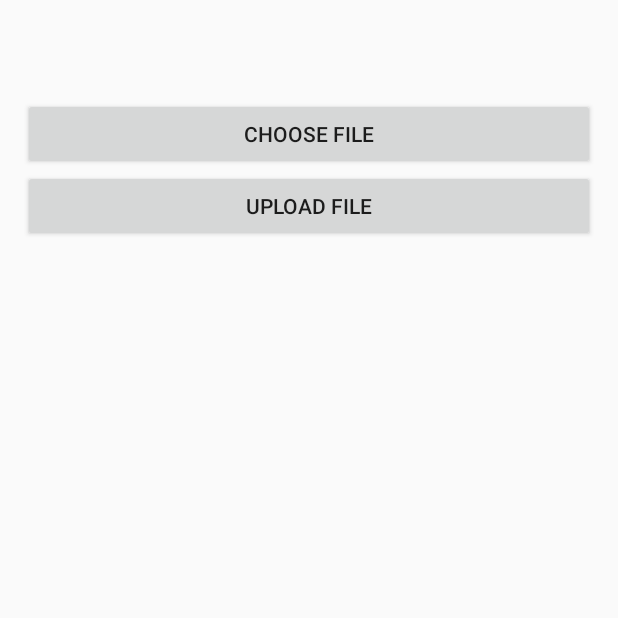
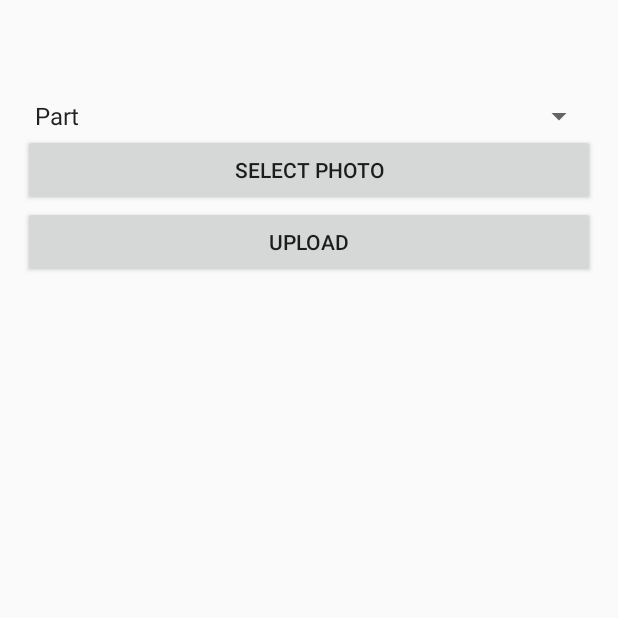
Before and after one commit to RoastedGinger/App, an Android app: the fompart screen opened directly, with no data from a screen before it, on a phone screen of 412 x 824 dp, the top half of it. Run offline under Robolectric (Android 15) with nearby library versions, the phone set to English and light mode, and no system bars; our stand-ins replace Volley; network calls fail.

Commit message:
not so far

```diff
--- a/app/src/main/AndroidManifest.xml
+++ b/app/src/main/AndroidManifest.xml
@@ -22,10 +22,10 @@
         </activity>
         <activity
             android:name=".Status_Upload"
-            android:label="Update Status"
-            android:theme="@style/AppTheme1"></activity>
+            android:label="Update Status" />
         <activity android:name=".MainActivity" />
-        <activity android:name=".Participate"></activity>
+        <activity android:name=".Participate" />
+        <activity android:name=".fompart"></activity>
     </application>
 
 </manifest>
--- a/app/src/main/java/com/example/robin/app/Home.java
+++ b/app/src/main/java/com/example/robin/app/Home.java
@@ -21,7 +21,7 @@ import android.webkit.WebViewClient;
 
 import static android.content.Context.MODE_PRIVATE;
 
-public final class Home extends Fragment {
+public  class Home extends Fragment {
     WebView mWebView;
 
 
@@ -70,7 +70,7 @@ public final class Home extends Fragment {
     private void webViewGoBack(){
         mWebView.goBack();
     }
-
+    @RequiresApi(api = Build.VERSION_CODES.M)
     @Override
     public void onActivityCreated(@Nullable Bundle savedInstanceState) {
         super.onActivityCreated(savedInstanceState);
--- a/app/src/main/java/com/example/robin/app/Participate.java
+++ b/app/src/main/java/com/example/robin/app/fompart.java
@@ -4,14 +4,16 @@ import android.content.Intent;
 import android.graphics.Bitmap;
 import android.net.Uri;
 import android.provider.MediaStore;
-import android.provider.Telephony;
 import android.support.v7.app.AppCompatActivity;
 import android.os.Bundle;
 import android.util.Base64;
 import android.view.View;
+import android.widget.AdapterView;
+import android.widget.ArrayAdapter;
 import android.widget.Button;
 import android.widget.EditText;
 import android.widget.ImageView;
+import android.widget.Spinner;
 import android.widget.Toast;
 
 import com.android.volley.AuthFailureError;
@@ -25,34 +27,53 @@ import java.io.IOException;
 import java.util.HashMap;
 import java.util.Map;
 
-public class Participate extends AppCompatActivity implements View.OnClickListener{
+public class fompart extends AppCompatActivity implements View.OnClickListener{
 
     Button upload,choose;
     EditText name;
     ImageView image;
+    Spinner spinner;
+    ArrayAdapter<CharSequence> adapter;
     private final int img=1;
     Bitmap bitmap;
-    String Server_url = "https://photogenic0001.000webhostapp.com/photogenic/photogenic1.0/.php";
+    String part,Server_url = "https://photogenic0001.000webhostapp.com/photogenic/photogenic1.0/updatestatus.php";
     @Override
     protected void onCreate(Bundle savedInstanceState) {
         super.onCreate(savedInstanceState);
-        setContentView(R.layout.status_upload);
-        upload = findViewById(R.id.upload);
-        choose = findViewById(R.id.choose);
-        name =  findViewById(R.id.name);
-        image = findViewById(R.id.image);
+        setContentView(R.layout.activity_fompart);
+        upload = findViewById(R.id.upload1);
+        choose = findViewById(R.id.choose1);
+        name =  findViewById(R.id.name1);
+        spinner = findViewById(R.id.spinner1);
+        image = findViewById(R.id.image1);
         choose.setOnClickListener(this);
         upload.setOnClickListener(this);
+
+        adapter = ArrayAdapter.createFromResource(this,R.array.PART, android.R.layout.simple_spinner_item);
+        spinner.setAdapter(adapter);
+        spinner.setOnItemSelectedListener(new AdapterView.OnItemSelectedListener() {
+            @Override
+            public void onItemSelected(AdapterView<?> parent, View view, int position, long id) {
+
+                part = spinner.getSelectedItem().toString();
+            }
+
+
+            @Override
+            public void onNothingSelected(AdapterView<?> parent) {
+
+            }
+        });
     }
 
     @Override
     public void onClick(View v) {
         switch (v.getId())
         {
-            case R.id.choose:
+            case R.id.choose1:
                 selectimage();
                 break;
-            case R.id.upload:
+            case R.id.upload1:
                 uploadImage();
                 break;
         }
@@ -91,7 +112,7 @@ public class Participate extends AppCompatActivity implements View.OnClickListen
 
                         //JSONObject jsonObject = new JSONObject(response);
                         //String Response = jsonObject.getString("response");
-                        Toast.makeText(Participate.this,response,Toast.LENGTH_LONG).show();
+                        Toast.makeText(fompart.this,response,Toast.LENGTH_LONG).show();
                         image.setImageResource(0);
                         image.setVisibility(View.GONE);
                         name.setText("");
@@ -102,7 +123,7 @@ public class Participate extends AppCompatActivity implements View.OnClickListen
             @Override
             public void onErrorResponse(VolleyError error) {
                 String voll = error.toString();
-                Toast.makeText(Participate.this,voll,Toast.LENGTH_LONG).show();
+                Toast.makeText(fompart.this,voll,Toast.LENGTH_LONG).show();
 
             }
         }){
@@ -111,10 +132,11 @@ public class Participate extends AppCompatActivity implements View.OnClickListen
                 Map<String,String> params = new HashMap<>();
                 params.put("name",name.getText().toString());
                 params.put("image",imagetoString(bitmap));
+                params.put("gender",part);
                 return params;
             }
         };
-        MySingleton.getInstance(Participate.this).addToRequestQue(request);
+        MySingleton.getInstance(fompart.this).addToRequestQue(request);
     }
 
     private String imagetoString(Bitmap bitmap){
--- /dev/null
+++ b/app/src/main/res/layout/activity_fompart.xml
@@ -0,0 +1,48 @@
+<?xml version="1.0" encoding="utf-8"?>
+<LinearLayout xmlns:android="http://schemas.android.com/apk/res/android"
+    xmlns:tools="http://schemas.android.com/tools"
+    android:layout_width="match_parent"
+    android:layout_height="match_parent"
+    tools:context="com.example.robin.app.fompart">
+
+    <ScrollView android:layout_width="match_parent"
+        android:layout_height="match_parent"
+        xmlns:android="http://schemas.android.com/apk/res/android">
+        <LinearLayout xmlns:android="http://schemas.android.com/apk/res/android"
+            xmlns:tools="http://schemas.android.com/tools"
+            android:layout_width="match_parent"
+            android:orientation="vertical"
+            android:layout_height="wrap_content"
+            android:padding="15dp"
+            tools:context="com.example.robin.app.Status_Upload">
+
+            <ImageView
+                android:layout_width="match_parent"
+                android:layout_height="wrap_content"
+                android:id="@+id/image1"/>
+
+            <EditText
+                android:layout_width="match_parent"
+                android:layout_height="50dp"
+                android:visibility="invisible"
+                android:id="@+id/name1"/>
+            <Spinner
+                android:layout_width="match_parent"
+                android:id="@+id/spinner1"
+                android:layout_height="wrap_content">
+            </Spinner>
+
+            <Button
+                android:layout_width="match_parent"
+                android:layout_height="wrap_content"
+                android:text="select photo"
+                android:id="@+id/choose1"/>
+
+            <Button
+                android:layout_width="match_parent"
+                android:layout_height="wrap_content"
+                android:text="upload"
+                android:id="@+id/upload1"/>
+        </LinearLayout>
+    </ScrollView>
+</LinearLayout>
--- a/app/src/main/res/values/strings.xml
+++ b/app/src/main/res/values/strings.xml
@@ -14,7 +14,11 @@
     <string name="title_activity_main2">Main2Activity</string>
     <string name="title_activity_main3">Main3Activity</string>
 
-
+    <string-array name="PART">
+        <item>Part</item>
+        <item>single</item>
+        <item>couple</item>
+    </string-array>
     <string-array name="GENDER">
         <item>Gender</item>
         <item>Male</item>
--- a/app/src/main/res/values/styles.xml
+++ b/app/src/main/res/values/styles.xml
@@ -24,4 +24,6 @@
 
     <style name="AppTheme.PopupOverlay" parent="ThemeOverlay.AppCompat.Light" />
 
+
+
 </resources>
```
Also changed, not shown: app/src/main/java/com/example/robin/app/Dashboard.java (+42 -26 lines), app/src/main/java/com/example/robin/app/Profile.java (+21 -1 lines), app/src/main/java/com/example/robin/app/Signup.java (+22 -3 lines), app/src/main/res/layout/activity_participate.xml (deleted, +0 -9 lines), app/src/main/res/layout/signup.xml (+11 -1 lines).
